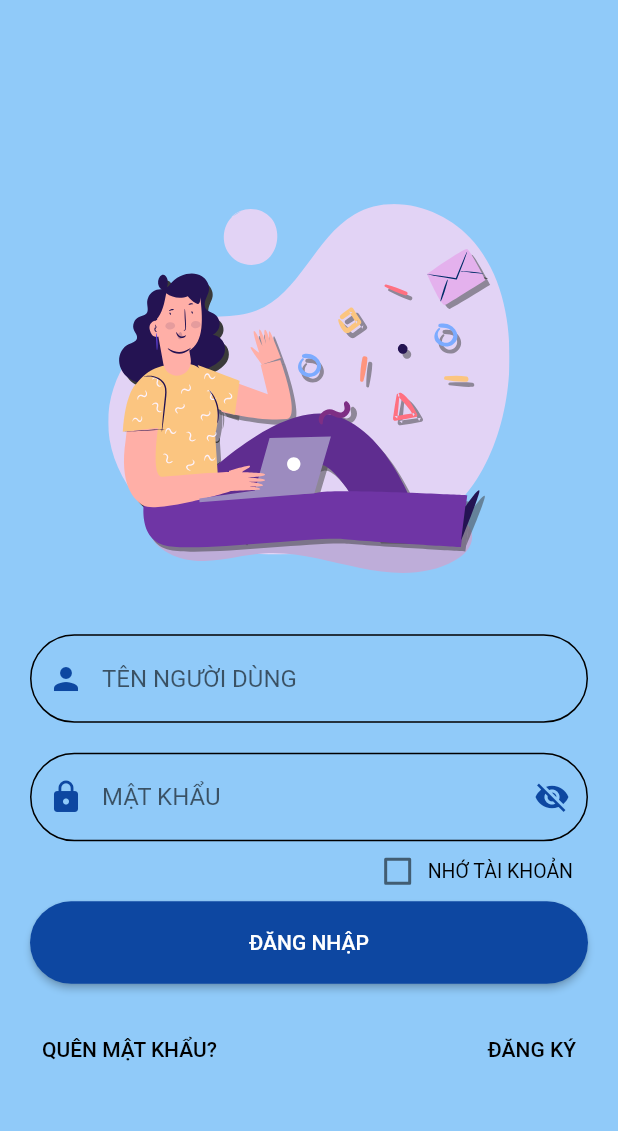
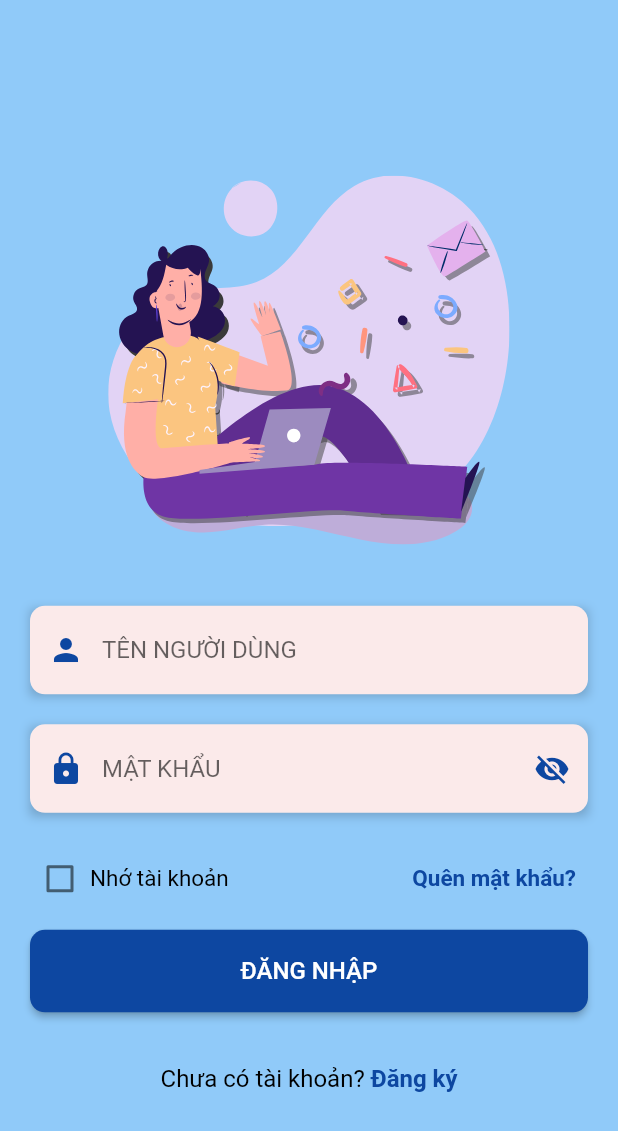
Before and after one commit to doxuannam1711/App_Mobie_Work_Manager, a Flutter app: the screen it shows after launch, on a phone screen of 412 x 824 dp. Shown: the top 1131 px of the screen. Run offline on Flutter 3.47's test engine with Material 2 defaults, Android fonts, the phone set to English and light mode, and no system bars; our stand-ins replace csv, file_picker, firebase_core, firebase_messaging, flutter_svg, googleapis_auth and 3 more; missing offline and left inert: dart:ffi, googleapis; accounts and stored records are empty; network calls fail; project files that could hold a hidden picture were left out; key blocks and very long unbroken strings in the code were emptied for the run.

Commit message:
Quang branch 3 (#71)
* Update_regex_31_05 (#70)

* Update_02_06_2023

1. Sửa UI login, quên mật khẩu, đăng ký.
2. Sửa border radius

---------

Co-authored-by: Đỗ Xuân Nam <80576325+doxuannam1711@users.noreply.github.com>

```diff
--- a/lib/checklist/checklist_screen_show.dart
+++ b/lib/checklist/checklist_screen_show.dart
@@ -260,7 +260,7 @@ class _ChecklistScreenState extends State<ChecklistScreenShow> {
                       shape: MaterialStateProperty.all<RoundedRectangleBorder>(
                         RoundedRectangleBorder(
                           borderRadius: BorderRadius.circular(
-                              35), // Adjust the value to your desired roundness
+                              10), // Adjust the value to your desired roundness
                         ),
                       ),
                       backgroundColor: MaterialStateProperty.resolveWith<Color>(
--- a/lib/list/list_add.dart
+++ b/lib/list/list_add.dart
@@ -35,7 +35,7 @@ class _ListsAdd extends State<ListsAdd> with TickerProviderStateMixin {
     );
 
     final response = await http.post(
-      Uri.parse('http://192.168.1.7/api/addList/'),
+      Uri.parse('http://192.168.53.160/api/addList/'),
       headers: {'Content-Type': 'application/json'},
       body: json.encode(newList.toJson()),
     );
@@ -104,7 +104,7 @@ class _ListsAdd extends State<ListsAdd> with TickerProviderStateMixin {
                         shape: MaterialStateProperty.all<RoundedRectangleBorder>(
                           RoundedRectangleBorder(
                             borderRadius: BorderRadius.circular(
-                                35), // Adjust the value to your desired roundness
+                                10), // Adjust the value to your desired roundness
                           ),
                         ),
                         backgroundColor: MaterialStateProperty.resolveWith<Color>(
--- a/lib/login/login_screen.dart
+++ b/lib/login/login_screen.dart
@@ -64,7 +64,7 @@ class _LoginScreenState extends State<LoginScreen> {
   Future<Map<String, dynamic>> getUserList() async {
     // Change this line
     final response =
-        await http.get(Uri.parse('http://192.168.1.7/api/getAccountLogin'));
+        await http.get(Uri.parse('http://192.168.53.160/api/getAccountLogin'));
     if (response.statusCode == 200) {
       setState(() {
         userList = jsonDecode(response.body);
@@ -159,15 +159,14 @@ class _LoginScreenState extends State<LoginScreen> {
         builder: (context) => AlertDialog(
           backgroundColor: Colors.blue[200],
           title: const Text('ĐĂNG NHẬP THẤT BẠI'),
-          content:
-              const Text('Tên người dùng hoặc mật khẩu không đúng'),
+          content: const Text('Tên người dùng hoặc mật khẩu không đúng'),
           actions: [
             ElevatedButton(
               style: ButtonStyle(
                 shape: MaterialStateProperty.all<RoundedRectangleBorder>(
                   RoundedRectangleBorder(
                     borderRadius: BorderRadius.circular(
-                        35), // Adjust the value to your desired roundness
+                        10), // Adjust the value to your desired roundness
                   ),
                 ),
                 backgroundColor: MaterialStateProperty.resolveWith<Color>(
@@ -187,10 +186,7 @@ class _LoginScreenState extends State<LoginScreen> {
               },
               child: Text(
                 'THỬ LẠI',
-                style: TextStyle(
-                  fontSize: 14,
-                  color: Colors.white
-                ),
+                style: TextStyle(fontSize: 14, color: Colors.white),
               ),
             ),
           ],
@@ -223,25 +219,38 @@ class _LoginScreenState extends State<LoginScreen> {
               //   style: TextStyle(color: Colors.black, fontSize: 16),
               // ),
               const SizedBox(height: 30),
-              TextFormField(
+              Container(
+                decoration: BoxDecoration(
+                  boxShadow: [
+                    BoxShadow(
+                      color: Colors.black.withOpacity(0.2),
+                      blurRadius: 5,
+                      offset: Offset(0, 2),
+                    ),
+                  ],
+                ),
+                child: TextFormField(
                   controller: _emailController,
                   decoration: InputDecoration(
-                  // labelText: 'TÊN NGƯỜI DÙNG',
                     hintText: 'TÊN NGƯỜI DÙNG',
                     enabledBorder: OutlineInputBorder(
-                    borderRadius: BorderRadius.circular(35),
+                      borderRadius: BorderRadius.circular(10),
+                      borderSide:
+                          BorderSide.none, // Set the border side to none
                     ),
                     focusedBorder: OutlineInputBorder(
-                    borderRadius: BorderRadius.circular(35),
-                    borderSide: BorderSide(color: Colors.black!),
+                      borderRadius: BorderRadius.circular(10),
+                      borderSide: BorderSide(color: Colors.blue.shade900),
                     ),
                     filled: true,
-                  fillColor: Colors.blue[200],
-                  prefixIcon:  Padding(
+                    fillColor: Color.fromARGB(255, 251, 234, 234),
+                    prefixIcon: Padding(
                       padding: EdgeInsets.all(1),
                       child: ColorFiltered(
-                      colorFilter:
-                          ColorFilter.mode(Colors.blue.shade900, BlendMode.srcIn),
+                        colorFilter: ColorFilter.mode(
+                          Colors.blue.shade900,
+                          BlendMode.srcIn,
+                        ),
                         child: Icon(
                           Icons.person,
                           color: Colors.blue[900],
@@ -250,22 +259,35 @@ class _LoginScreenState extends State<LoginScreen> {
                     ),
                   ),
                 ),
+              ),
               const SizedBox(height: 20),
-              TextFormField(
+              Container(
+                decoration: BoxDecoration(
+                  boxShadow: [
+                    BoxShadow(
+                      color: Colors.black.withOpacity(0.2),
+                      blurRadius: 5,
+                      offset: Offset(0, 2),
+                    ),
+                  ],
+                ),
+                child: TextFormField(
                   controller: _passwordController,
                   focusNode: passwordFocusNode,
                   decoration: InputDecoration(
                     // labelText: 'MẬT KHẨU',
                     hintText: 'MẬT KHẨU',
                     enabledBorder: OutlineInputBorder(
-                    borderRadius: BorderRadius.circular(35),
+                      borderRadius: BorderRadius.circular(10),
+                      borderSide: BorderSide.none,
                     ),
                     focusedBorder: OutlineInputBorder(
-                    borderRadius: BorderRadius.circular(35),
-                    borderSide: BorderSide(color: Colors.black!),
+                      borderRadius: BorderRadius.circular(10),
+                      borderSide:
+                          BorderSide(color: Color.fromARGB(255, 3, 102, 250)!),
                     ),
                     filled: true,
-                  fillColor: Colors.blue[200],
+                    fillColor: Color.fromARGB(255, 251, 234, 234),
                     prefixIcon: Padding(
                       padding: EdgeInsets.all(1),
                       child: ColorFiltered(
@@ -294,15 +316,18 @@ class _LoginScreenState extends State<LoginScreen> {
                   ),
                   obscureText: !isPasswordVisible,
                 ),
-              // const SizedBox(height: 1.0),
+              ),
+              const SizedBox(height: 20.0),
               Padding(
-                padding: EdgeInsets.only(right: 10),
+                padding: EdgeInsets.only(left: 0),
                 child: Row(
-                  mainAxisAlignment: MainAxisAlignment.end,
+                  mainAxisAlignment: MainAxisAlignment.spaceBetween,
                   children: [
                     Container(
                       padding: EdgeInsets.zero,
-                      child: Transform.scale(
+                      child: Row(
+                        children: [
+                          Transform.scale(
                             scale: 1,
                             child: Checkbox(
                               visualDensity: VisualDensity.compact,
@@ -315,21 +340,50 @@ class _LoginScreenState extends State<LoginScreen> {
                               },
                             ),
                           ),
+                          Text(
+                            'Nhớ tài khoản',
+                            style: TextStyle(
+                              fontSize: 15,
+                              color: Colors.black,
                             ),
-                    Container(
-                      padding: EdgeInsets.zero,
+                          ),
+                        ],
+                      ),
+                    ),
+                    TextButton(
+                      onPressed: () {
+                        Navigator.push(
+                          context,
+                          MaterialPageRoute(
+                            builder: (context) => ForgotPasswordScreen(),
+                          ),
+                        );
+                      },
+                      style: ButtonStyle(
+                        foregroundColor:
+                            MaterialStateProperty.resolveWith<Color>(
+                          (Set<MaterialState> states) {
+                            if (states.contains(MaterialState.hovered)) {
+                              return Colors.black.withOpacity(0.04);
+                            }
+                            return Colors.redAccent; // default value
+                          },
+                        ),
+                      ),
                       child: Text(
-                        'NHỚ TÀI KHOẢN',
+                        'Quên mật khẩu?',
                         style: TextStyle(
-                          fontSize: 13,
-                          color: Colors.black,
+                          color: Colors.blue.shade900,
+                          fontWeight: FontWeight.bold,
+                          fontSize: 15,
                         ),
                       ),
                     ),
                   ],
                 ),
               ),
-              // const SizedBox(height: 20.0),
+
+              const SizedBox(height: 10.0),
               Align(
                 alignment: Alignment.center,
                 child: SizedBox(
@@ -341,7 +395,7 @@ class _LoginScreenState extends State<LoginScreen> {
                       shape: MaterialStateProperty.all<RoundedRectangleBorder>(
                         RoundedRectangleBorder(
                           borderRadius: BorderRadius.circular(
-                              35), // Adjust the value to your desired roundness
+                              10), // Adjust the value to your desired roundness
                         ),
                       ),
                       backgroundColor: MaterialStateProperty.resolveWith<Color>(
@@ -356,7 +410,7 @@ class _LoginScreenState extends State<LoginScreen> {
                     child: const Text(
                       'ĐĂNG NHẬP',
                       style: TextStyle(
-                        fontSize: 14,
+                        fontSize: 16,
                         color: Colors.white,
                       ),
                     ),
@@ -364,35 +418,9 @@ class _LoginScreenState extends State<LoginScreen> {
                 ),
               ),
               const SizedBox(height: 20),
-              Row(
-                mainAxisAlignment: MainAxisAlignment.spaceBetween,
+              Column(
+                mainAxisAlignment: MainAxisAlignment.center,
                 children: [
-                  TextButton(
-                    onPressed: () {
-                      Navigator.push(
-                        context,
-                        MaterialPageRoute(
-                          builder: (context) => ForgotPasswordScreen(),
-                        ),
-                      );
-                    },
-                    style: ButtonStyle(
-                      foregroundColor: MaterialStateProperty.resolveWith<Color>(
-                        (Set<MaterialState> states) {
-                          if (states.contains(MaterialState.hovered)) {
-                            return Colors.black.withOpacity(0.04);
-                          }
-                          return Colors.redAccent; // default value
-                        },
-                      ),
-                    ),
-                    child: Text(
-                      'QUÊN MẬT KHẨU?',
-                      style: TextStyle(
-                        color: Colors.black,
-                      ),
-                    ),
-                  ),
                   TextButton(
                     onPressed: () {
                       Navigator.push(
@@ -407,14 +435,26 @@ class _LoginScreenState extends State<LoginScreen> {
                           if (states.contains(MaterialState.hovered)) {
                             return Colors.black.withOpacity(0.04);
                           }
-                          return Colors.redAccent; // default value
+                          return Colors.black; // default value
                         },
                       ),
                     ),
-                    child: Text(
-                      'ĐĂNG KÝ',
+                    child: RichText(
+                      text: TextSpan(
+                        text: 'Chưa có tài khoản? ',
                         style: TextStyle(
+                          fontSize: 16,
                           color: Colors.black,
+                        ),
+                        children: [
+                          TextSpan(
+                            text: 'Đăng ký',
+                            style: TextStyle(
+                              fontWeight: FontWeight.bold,
+                              color: Colors.blue.shade900,
+                            ),
+                          ),
+                        ],
                       ),
                     ),
                   ),
--- a/lib/my_boards/create_card_screen.dart
+++ b/lib/my_boards/create_card_screen.dart
@@ -330,7 +330,7 @@ class _AddCardScreenState extends State<AddCardScreen> {
                   shape: MaterialStateProperty.all<RoundedRectangleBorder>(
                     RoundedRectangleBorder(
                       borderRadius: BorderRadius.circular(
-                          35), // Adjust the value to your desired roundness
+                          10), // Adjust the value to your desired roundness
                     ),
                   ),
                   backgroundColor: MaterialStateProperty.resolveWith<Color>(
--- a/lib/my_boards/create_screen.dart
+++ b/lib/my_boards/create_screen.dart
@@ -47,7 +47,7 @@ class _CreateScreenState extends State<CreateScreen>
 
     // call the API to add the new board
     final response = await http.post(
-      Uri.parse('http://192.168.1.7/api/addBoard'),
+      Uri.parse('http://192.168.53.160/api/addBoard'),
       headers: {'Content-Type': 'application/json'},
       body: json.encode(newBoard.toJson()),
     );
@@ -251,7 +251,7 @@ class _CreateScreenState extends State<CreateScreen>
                             MaterialStateProperty.all<RoundedRectangleBorder>(
                           RoundedRectangleBorder(
                             borderRadius: BorderRadius.circular(
-                                35), // Adjust the value to your desired roundness
+                                10), // Adjust the value to your desired roundness
                           ),
                         ),
                         backgroundColor:
```
Also changed, not shown: lib/account/account_screen.dart (+5 -5 lines), lib/list/list_screen.dart (+4 -4 lines), lib/login/change_password_screen.dart (+5 -5 lines), lib/login/forgot_password_screen.dart (+25 -19 lines), lib/login/sing_up_screen.dart (+102 -40 lines), lib/profile_and_display/profile_and_display_screen.dart (+9 -9 lines). Lines whose indentation alone changed are shown as unchanged.
